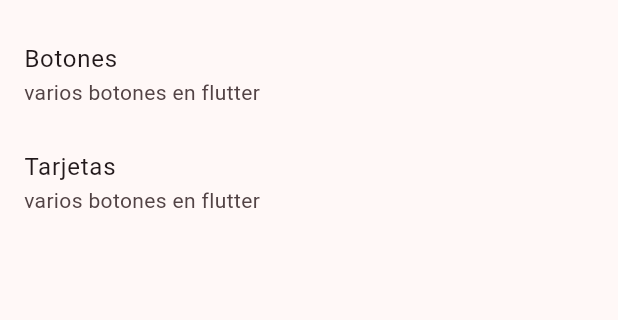
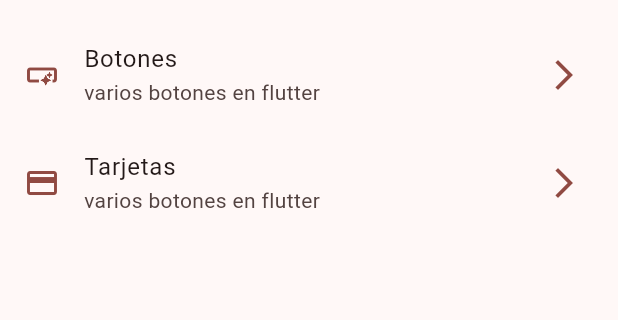
Before and after one commit to hernanspc/WidgetsApp, a Flutter app: the screen it shows after launch, on a phone screen of 412 x 824 dp, the part 63-383 px from its top. Run offline on Flutter 3.47's test engine with Material 2 defaults, Android fonts, the phone set to English and light mode, and no system bars.

Commit message:
finished listtile

```diff
--- a/lib/main.dart
+++ b/lib/main.dart
@@ -12,7 +12,7 @@ class MyApp extends StatelessWidget {
     return MaterialApp(
       debugShowCheckedModeBanner: false,
       title: 'Material App',
-      theme: AppTheme(selectedColor: 8).getTheme(),
+      theme: AppTheme(selectedColor: 3).getTheme(),
       home: const HomeScreen(),
     );
   }
--- a/lib/presentation/screens/home_screen.dart
+++ b/lib/presentation/screens/home_screen.dart
@@ -23,15 +23,44 @@ class _HomeView extends StatelessWidget {
   @override
   Widget build(BuildContext context) {
     return ListView.builder(
+      // physics: BouncingScrollPhysics(),
       itemCount: appMenuItems.length,
       itemBuilder: (context, index) {
-        final item = appMenuItems[index];
+        final menuItem = appMenuItems[index];
 
-        return ListTile(
-          title: Text(item.title),
-          subtitle: Text(item.subTitle),
-        );
+        return _CustomListTitle(menuItem: menuItem);
       },
     );
   }
 }
+
+class _CustomListTitle extends StatelessWidget {
+  const _CustomListTitle({
+    super.key,
+    required this.menuItem,
+  });
+
+  final MenuItem menuItem;
+
+  @override
+  Widget build(BuildContext context) {
+    final colors = Theme.of(context).colorScheme;
+
+    return ListTile(
+      leading: Icon(
+        menuItem.icon,
+        color: colors.primary,
+      ),
+      trailing: Icon(
+        Icons.arrow_forward_ios_outlined,
+        color: colors.primary,
+      ),
+      minLeadingWidth: 5,
+      title: Text(menuItem.title),
+      subtitle: Text(menuItem.subTitle),
+      onTap: () {
+        //TODO: LLEVAR A OTRA PANTALLA
+      },
+    );
+  }
+}
```
